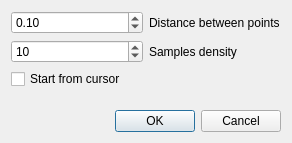
This is Controls/Dialogs/intersectiondialog.ui in smogork/SmoCAD as Qt 5 draws it before an edit. The edited form follows.
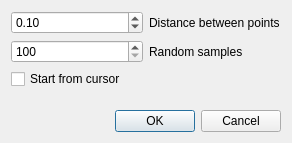
This is the edited form.

Commit message: Losowanie punktow startowych dla gradientow

The edit to the form file:
```diff
--- a/Controls/Dialogs/intersectiondialog.ui
+++ b/Controls/Dialogs/intersectiondialog.ui
@@ -65,23 +65,23 @@
      <item row="6" column="0">
       <widget class="QSpinBox" name="spinDensity">
        <property name="minimum">
-        <number>2</number>
+        <number>100</number>
        </property>
        <property name="maximum">
-        <number>100</number>
+        <number>10000</number>
        </property>
        <property name="singleStep">
         <number>10</number>
        </property>
        <property name="value">
-        <number>10</number>
+        <number>100</number>
        </property>
       </widget>
      </item>
      <item row="6" column="1">
       <widget class="QLabel" name="label_2">
        <property name="text">
-        <string>Samples density</string>
+        <string>Random samples</string>
        </property>
       </widget>
      </item>
```
Left out of the diff: 2 changed lines with no effect on the pictures. The commit also changes 2 other files.
